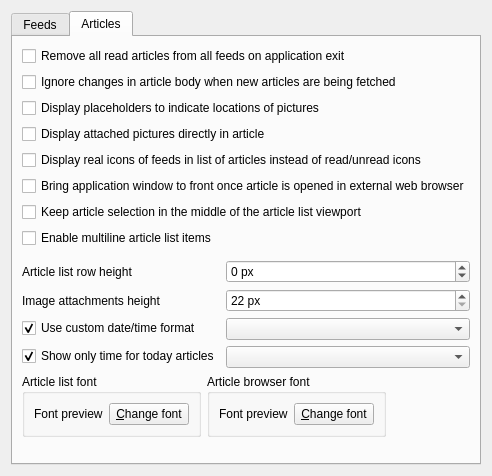
martinrotter/rssguard, file src/librssguard/gui/settings/settingsfeedsmessages.ui: the form before one commit.
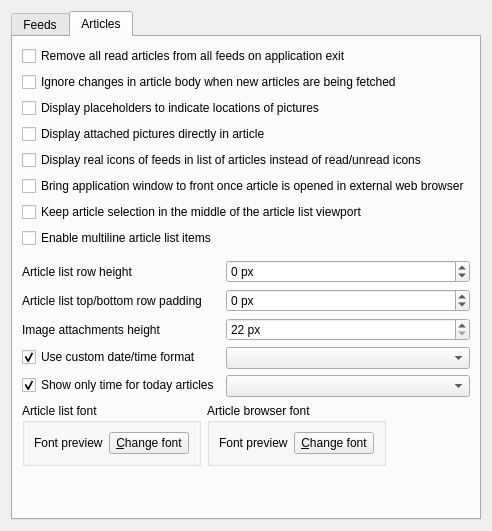
The form after the commit. The open tabs and pages were chosen to show the change. Custom widgets are drawn as their Qt base class.

Commit message: customize padding for msg list

The edit to the form file:
```diff
--- a/src/librssguard/gui/settings/settingsfeedsmessages.ui
+++ b/src/librssguard/gui/settings/settingsfeedsmessages.ui
@@ -7,7 +7,7 @@
     <x>0</x>
     <y>0</y>
     <width>489</width>
-    <height>476</height>
+    <height>531</height>
    </rect>
   </property>
   <layout class="QHBoxLayout" name="horizontalLayout">
@@ -339,7 +339,7 @@
          </property>
         </widget>
        </item>
-       <item row="10" column="0">
+       <item row="11" column="0">
         <widget class="QLabel" name="m_lblHeightImageAttachments">
          <property name="text">
           <string>Image attachments height</string>
@@ -349,7 +349,7 @@
          </property>
         </widget>
        </item>
-       <item row="10" column="1">
+       <item row="11" column="1">
         <widget class="QSpinBox" name="m_spinHeightImageAttachments">
          <property name="suffix">
           <string notr="true"> px</string>
@@ -362,7 +362,7 @@
          </property>
         </widget>
        </item>
-       <item row="11" column="0">
+       <item row="12" column="0">
         <widget class="QCheckBox" name="m_checkMessagesDateTimeFormat">
          <property name="text">
           <string>Use custom date/time format</string>
@@ -375,7 +375,7 @@
          </property>
         </widget>
        </item>
-       <item row="11" column="1">
+       <item row="12" column="1">
         <widget class="QComboBox" name="m_cmbMessagesDateTimeFormat">
          <property name="minimumSize">
           <size>
@@ -385,7 +385,7 @@
          </property>
         </widget>
        </item>
-       <item row="12" column="0">
+       <item row="13" column="0">
         <widget class="QCheckBox" name="m_checkMessagesTimeFormat">
          <property name="text">
           <string>Show only time for today articles</string>
@@ -398,7 +398,7 @@
          </property>
         </widget>
        </item>
-       <item row="12" column="1">
+       <item row="13" column="1">
         <widget class="QComboBox" name="m_cmbMessagesTimeFormat">
          <property name="minimumSize">
           <size>
@@ -408,7 +408,7 @@
          </property>
         </widget>
        </item>
-       <item row="13" column="0" colspan="2">
+       <item row="14" column="0" colspan="2">
         <layout class="QHBoxLayout" name="horizontalLayout_4">
          <item>
           <widget class="QGroupBox" name="groupBox_5">
@@ -477,7 +477,7 @@
          </item>
         </layout>
        </item>
-       <item row="15" column="0" colspan="2">
+       <item row="16" column="0" colspan="2">
         <spacer name="verticalSpacer_2">
          <property name="orientation">
           <enum>Qt::Vertical</enum>
@@ -507,6 +507,35 @@
          </property>
         </widget>
        </item>
+       <item row="10" column="1">
+        <widget class="QSpinBox" name="m_spinPaddingRowsMessages">
+         <property name="minimumSize">
+          <size>
+           <width>150</width>
+           <height>0</height>
+          </size>
+         </property>
+         <property name="suffix">
+          <string notr="true"> px</string>
+         </property>
+         <property name="minimum">
+          <number>-1</number>
+         </property>
+         <property name="maximum">
+          <number>100</number>
+         </property>
+        </widget>
+       </item>
+       <item row="10" column="0">
+        <widget class="QLabel" name="label_4">
+         <property name="text">
+          <string>Article list top/bottom row padding</string>
+         </property>
+         <property name="buddy">
+          <cstring>m_spinPaddingRowsMessages</cstring>
+         </property>
+        </widget>
+       </item>
       </layout>
      </widget>
     </widget>
```
Left out of the diff: 1 changed line with no effect on the pictures. The commit also changes 8 other files.
